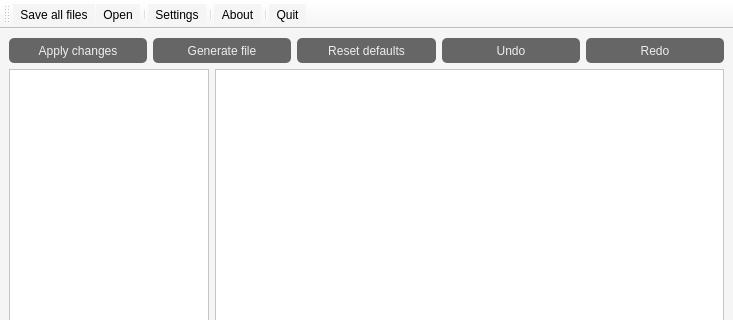
Above: LTEsimGeneratorGUI/Ui/Windows/parameterswindow.ui from moniss23/junit4 before the change; both pictures show x 0 to 733 and y 0 to 320 of the 733 by 672 pixel window. Below: the same form after it.
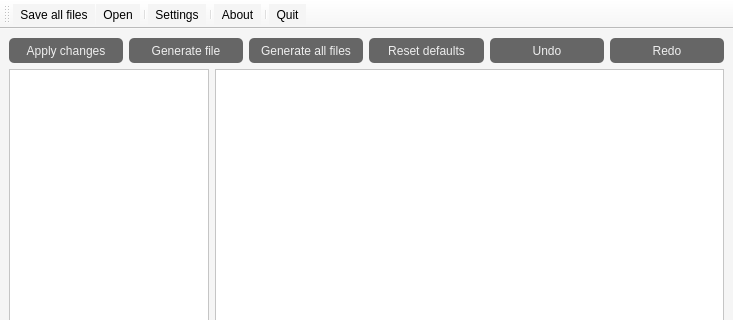
That is the form after the change. Icons and pictures are not drawn.

Commit message: Adding "Generate all files" button.

```diff
--- a/LTEsimGeneratorGUI/Ui/Windows/parameterswindow.ui
+++ b/LTEsimGeneratorGUI/Ui/Windows/parameterswindow.ui
@@ -26,7 +26,7 @@
    <layout class="QGridLayout" name="gridLayout_3">
     <item row="0" column="0">
      <layout class="QGridLayout" name="gridLayout_2">
-      <item row="0" column="2">
+      <item row="0" column="3">
        <widget class="QPushButton" name="resetDefaultsButton">
         <property name="styleSheet">
          <string notr="true">QPushButton#resetDefaultsButton {
@@ -46,7 +46,7 @@
         </property>
        </widget>
       </item>
-      <item row="0" column="3">
+      <item row="0" column="4">
        <widget class="QPushButton" name="undoButton">
         <property name="styleSheet">
          <string notr="true">QPushButton#undoButton {
@@ -86,7 +86,7 @@
         </property>
        </widget>
       </item>
-      <item row="1" column="0" colspan="5">
+      <item row="1" column="0" colspan="6">
        <layout class="QGridLayout" name="gridLayout">
         <item row="0" column="0">
          <widget class="QListWidget" name="projectsList">
@@ -221,7 +221,7 @@
         </item>
        </layout>
       </item>
-      <item row="0" column="4">
+      <item row="0" column="5">
        <widget class="QPushButton" name="redoButton">
         <property name="styleSheet">
          <string notr="true">QPushButton#redoButton {
@@ -264,6 +264,26 @@
         </property>
        </widget>
       </item>
+      <item row="0" column="2">
+       <widget class="QPushButton" name="generateAllFilesButton">
+        <property name="styleSheet">
+         <string notr="true">QPushButton#generateAllFilesButton {
+	height: 25px;
+	color: #eee;
+	border-radius:5px;
+	border-color: #eee;
+	background-color:#666666;
+}
+QPushButton#generateAllFilesButton:hover:!pressed{
+	color: #000;
+	background-color:#ffd700;
+}</string>
+        </property>
+        <property name="text">
+         <string>Generate all files</string>
+        </property>
+       </widget>
+      </item>
      </layout>
     </item>
    </layout>
```
The commit also changes 2 other files.
